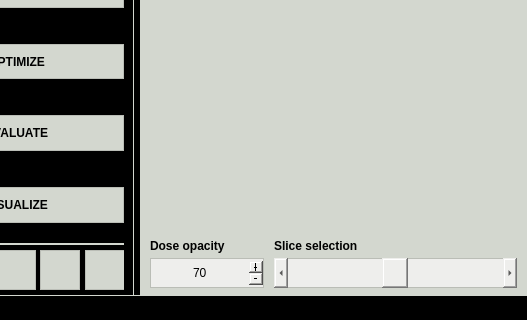
Before: the Qt Designer form pyanno4rt/gui/designs/main_window.ui in pyanno4rt/pyanno4rt, drawn with Qt 5; both pictures show x 497 to 1024 and y 448 to 768 of the 1024 by 768 pixel window.
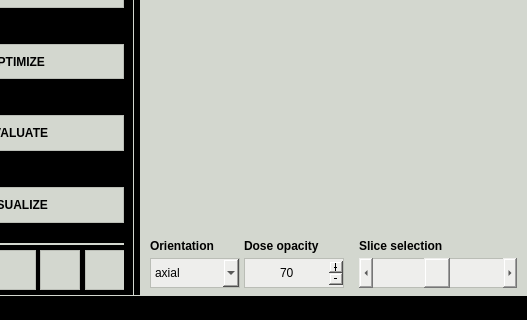
After: the same form once the commit is applied. The open tabs and pages were chosen to show the change. Icons and pictures are not drawn.

Commit message: Added orientation combo box for CT/Dose preview in GUI, added conversion of minimum shift in optimizable decision tree into finite difference gradient

```diff
--- a/pyanno4rt/gui/designs/main_window.ui
+++ b/pyanno4rt/gui/designs/main_window.ui
@@ -334,32 +334,7 @@
                  <property name="verticalSpacing">
                   <number>3</number>
                  </property>
-                 <item row="0" column="0">
-                  <widget class="QLabel" name="opacity_label">
-                   <property name="minimumSize">
-                    <size>
-                     <width>0</width>
-                     <height>25</height>
-                    </size>
-                   </property>
-                   <property name="maximumSize">
-                    <size>
-                     <width>16777215</width>
-                     <height>25</height>
-                    </size>
-                   </property>
-                   <property name="font">
-                    <font>
-                     <weight>75</weight>
-                     <bold>true</bold>
-                    </font>
-                   </property>
-                   <property name="text">
-                    <string>Dose opacity</string>
-                   </property>
-                  </widget>
-                 </item>
-                 <item row="0" column="1">
+                 <item row="0" column="3">
                   <widget class="QLabel" name="slice_selection_label">
                    <property name="minimumSize">
                     <size>
@@ -384,17 +359,82 @@
                    </property>
                   </widget>
                  </item>
-                 <item row="1" column="0">
+                 <item row="1" column="3" colspan="2">
+                  <widget class="QScrollBar" name="slice_selection_sbar">
+                   <property name="sizePolicy">
+                    <sizepolicy hsizetype="Minimum" vsizetype="Fixed">
+                     <horstretch>0</horstretch>
+                     <verstretch>0</verstretch>
+                    </sizepolicy>
+                   </property>
+                   <property name="minimumSize">
+                    <size>
+                     <width>153</width>
+                     <height>30</height>
+                    </size>
+                   </property>
+                   <property name="maximumSize">
+                    <size>
+                     <width>16777215</width>
+                     <height>30</height>
+                    </size>
+                   </property>
+                   <property name="styleSheet">
+                    <string notr="true">color: rgb(0, 0, 0);
+background-color: rgb(238, 238, 236);
+border: 1px solid;
+border-color: rgb(186, 189, 182);</string>
+                   </property>
+                   <property name="value">
+                    <number>49</number>
+                   </property>
+                   <property name="orientation">
+                    <enum>Qt::Horizontal</enum>
+                   </property>
+                  </widget>
+                 </item>
+                 <item row="0" column="2">
+                  <widget class="QLabel" name="opacity_label">
+                   <property name="minimumSize">
+                    <size>
+                     <width>111</width>
+                     <height>25</height>
+                    </size>
+                   </property>
+                   <property name="maximumSize">
+                    <size>
+                     <width>111</width>
+                     <height>25</height>
+                    </size>
+                   </property>
+                   <property name="font">
+                    <font>
+                     <weight>75</weight>
+                     <bold>true</bold>
+                    </font>
+                   </property>
+                   <property name="text">
+                    <string>Dose opacity</string>
+                   </property>
+                  </widget>
+                 </item>
+                 <item row="1" column="2">
                   <widget class="QSpinBox" name="opacity_sbox">
+                   <property name="sizePolicy">
+                    <sizepolicy hsizetype="Fixed" vsizetype="Fixed">
+                     <horstretch>0</horstretch>
+                     <verstretch>0</verstretch>
+                    </sizepolicy>
+                   </property>
                    <property name="minimumSize">
                     <size>
-                     <width>120</width>
+                     <width>106</width>
                      <height>30</height>
                     </size>
                    </property>
                    <property name="maximumSize">
                     <size>
-                     <width>120</width>
+                     <width>106</width>
                      <height>30</height>
                     </size>
                    </property>
@@ -421,7 +461,7 @@
                    </property>
                   </widget>
                  </item>
-                 <item row="0" column="2">
+                 <item row="0" column="4">
                   <widget class="QLabel" name="slice_selection_pos">
                    <property name="minimumSize">
                     <size>
@@ -449,23 +489,23 @@
                    </property>
                   </widget>
                  </item>
-                 <item row="1" column="1" colspan="2">
-                  <widget class="QScrollBar" name="slice_selection_sbar">
+                 <item row="1" column="0">
+                  <widget class="QComboBox" name="orient_cbox">
                    <property name="sizePolicy">
-                    <sizepolicy hsizetype="Minimum" vsizetype="Fixed">
+                    <sizepolicy hsizetype="Fixed" vsizetype="Fixed">
                      <horstretch>0</horstretch>
                      <verstretch>0</verstretch>
                     </sizepolicy>
                    </property>
                    <property name="minimumSize">
                     <size>
-                     <width>153</width>
+                     <width>90</width>
                      <height>30</height>
                     </size>
                    </property>
                    <property name="maximumSize">
                     <size>
-                     <width>16777215</width>
+                     <width>90</width>
                      <height>30</height>
                     </size>
                    </property>
@@ -475,11 +515,54 @@
 border: 1px solid;
 border-color: rgb(186, 189, 182);</string>
                    </property>
-                   <property name="value">
-                    <number>49</number>
+                   <property name="currentText">
+                    <string>axial</string>
                    </property>
-                   <property name="orientation">
-                    <enum>Qt::Horizontal</enum>
+                   <property name="currentIndex">
+                    <number>0</number>
+                   </property>
+                   <item>
+                    <property name="text">
+                     <string>axial</string>
+                    </property>
+                   </item>
+                   <item>
+                    <property name="text">
+                     <string>coronal</string>
+                    </property>
+                   </item>
+                   <item>
+                    <property name="text">
+                     <string>sagittal</string>
+                    </property>
+                   </item>
+                  </widget>
+                 </item>
+                 <item row="0" column="0">
+                  <widget class="QLabel" name="orient_label">
+                   <property name="minimumSize">
+                    <size>
+                     <width>0</width>
+                     <height>25</height>
+                    </size>
+                   </property>
+                   <property name="maximumSize">
+                    <size>
+                     <width>16777215</width>
+                     <height>25</height>
+                    </size>
+                   </property>
+                   <property name="font">
+                    <font>
+                     <weight>75</weight>
+                     <bold>true</bold>
+                    </font>
+                   </property>
+                   <property name="styleSheet">
+                    <string notr="true">border: 0px;</string>
+                   </property>
+                   <property name="text">
+                    <string>Orientation</string>
                    </property>
                   </widget>
                  </item>
```
Left out of the diff: 9 changed lines with no effect on the pictures. The commit also changes 7 other files.
